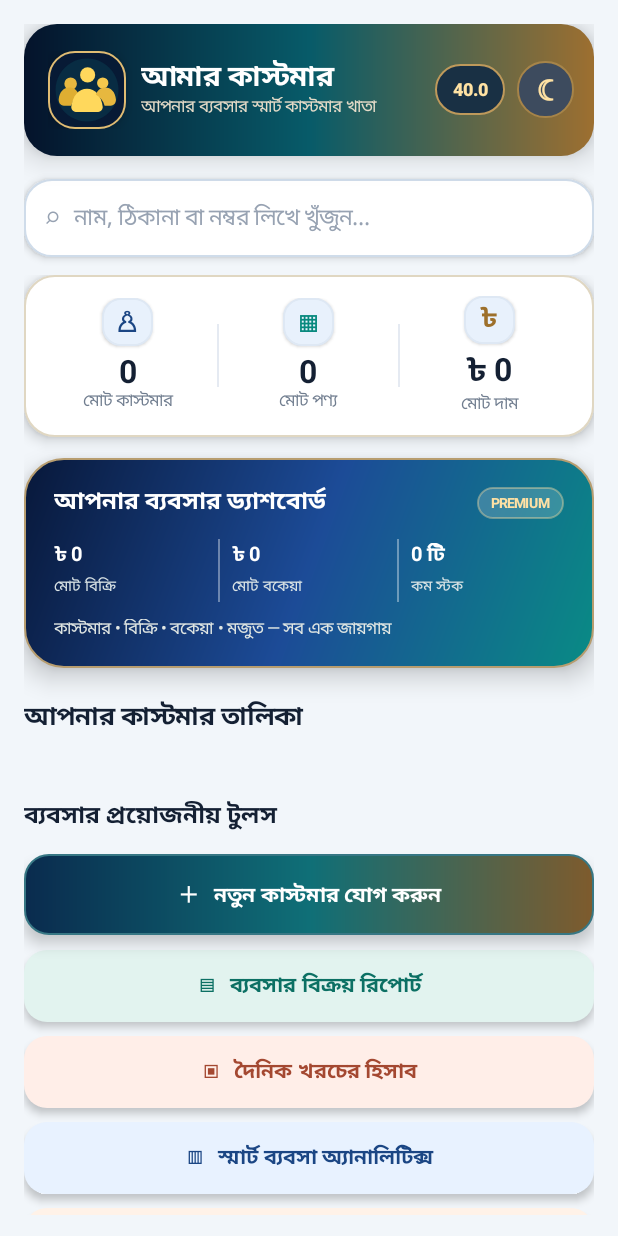
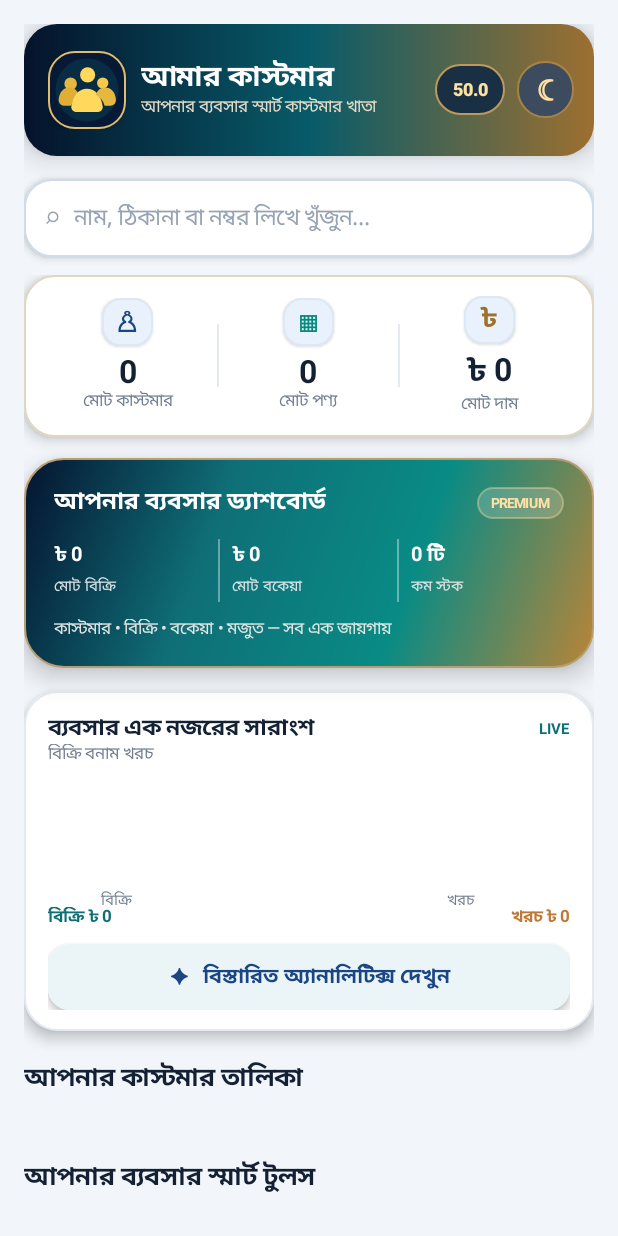
Before and after one commit to omarfaruk1997/amar-table-android, an Android app: the screen it shows after launch (MainActivity), on a phone screen of 412 x 824 dp. Run offline under Robolectric (Android 15) with nearby library versions, the phone set to English and light mode, and no system bars; 3 statements that could not run were skipped.

Commit message:
Release V50.0 ultimate premium design and business suite

```diff
--- a/app/build.gradle
+++ b/app/build.gradle
@@ -8,7 +8,7 @@ android {
         applicationId 'com.amarcustomer100.app'
         minSdk 23
         targetSdk 28
-        versionCode 50
-        versionName '40.0'
+        versionCode 60
+        versionName '50.0'
     }
 }
--- a/app/src/main/java/com/amarcustomer100/app/MainActivity.java
+++ b/app/src/main/java/com/amarcustomer100/app/MainActivity.java
@@ -4,6 +4,7 @@ import android.app.Activity;
 import android.app.AlertDialog;
 import android.content.Intent;
 import android.graphics.Color;
+import android.graphics.Canvas;
 import android.graphics.Paint;
 import android.graphics.pdf.PdfDocument;
 import android.graphics.Typeface;
@@ -33,7 +34,7 @@ public class MainActivity extends Activity {
     private int selectedCustomer = -1;
     private boolean darkMode = false;
     private int accentTheme = 0;
-    private static final int[] ACCENTS = {Color.rgb(15, 111, 119), Color.rgb(43, 91, 177), Color.rgb(132, 82, 155), Color.rgb(27, 132, 94)};
+    private static final int[] ACCENTS = {Color.rgb(15, 111, 119), Color.rgb(43, 91, 177), Color.rgb(132, 82, 155), Color.rgb(27, 132, 94), Color.rgb(190, 132, 42), Color.rgb(194, 76, 102), Color.rgb(54, 112, 145), Color.rgb(91, 103, 70)};
     private static final int REQUEST_BACKUP_EXPORT = 7101;
     private static final int REQUEST_BACKUP_IMPORT = 7102;
     private static final int REQUEST_REPORT_EXPORT = 7103;
@@ -193,9 +194,9 @@ public class MainActivity extends Activity {
         sub.setEllipsize(android.text.TextUtils.TruncateAt.END);
         titles.addView(sub);
         brand.addView(titles, new LinearLayout.LayoutParams(0, -2, 1));
-        TextView version = label("40.0", 12, true, Color.rgb(255, 226, 163));
+        TextView version = label("50.0", 12, true, Color.rgb(255, 226, 163));
         version.setGravity(Gravity.CENTER);
-        version.setContentDescription("অ্যাপ সংস্করণ ৪০.০");
+        version.setContentDescription("অ্যাপ সংস্করণ ৫০.০");
         version.setPadding(dp(11), dp(7), dp(11), dp(7));
         version.setTypeface(Typeface.create("sans-serif-medium", Typeface.BOLD));
         version.setBackground(shape(Color.rgb(25, 48, 68), Color.rgb(190, 153, 91), 20));
@@ -271,6 +272,7 @@ public class MainActivity extends Activity {
         dashParams.bottomMargin = dp(14);
         listArea.addView(dashboard, dashParams);
         addPremiumOverview();
+        addHomeInsights();
 
         TextView section = label("আপনার কাস্টমার তালিকা", 17, true, INK);
         LinearLayout.LayoutParams sectionParams = new LinearLayout.LayoutParams(-1, dp(36));
@@ -287,9 +289,9 @@ public class MainActivity extends Activity {
             if (!(name + " " + address + " " + phone).toLowerCase(Locale.ROOT).contains(q)) continue;
 
             LinearLayout card = column();
-            card.setPadding(dp(18), dp(17), dp(17), dp(16));
+            card.setPadding(dp(19), dp(18), dp(18), dp(17));
             card.setBackground(shape(Color.WHITE, Color.rgb(205, 219, 237), 24));
-            card.setElevation(dp(8));
+            card.setElevation(dp(6));
             card.setForeground(new RippleDrawable(ColorStateList.valueOf(Color.argb(38, 12, 82, 113)), null, shape(Color.WHITE, 0, 22)));
             View accentLine = new View(this);
             GradientDrawable accentGradient = new GradientDrawable(GradientDrawable.Orientation.LEFT_RIGHT,
@@ -389,7 +391,7 @@ public class MainActivity extends Activity {
         // Place the requested home actions at the bottom of the customer list.
         LinearLayout homeActions = column();
         homeActions.setPadding(0, dp(16), 0, dp(8));
-        TextView shortcutsTitle = label("ব্যবসার প্রয়োজনীয় টুলস", 16, true, INK);
+        TextView shortcutsTitle = label("আপনার ব্যবসার স্মার্ট টুলস", 17, true, INK);
         LinearLayout.LayoutParams shortcutsTitleParams = new LinearLayout.LayoutParams(-1, dp(34));
         shortcutsTitleParams.bottomMargin = dp(7);
         homeActions.addView(shortcutsTitle, shortcutsTitleParams);
@@ -473,8 +475,8 @@ public class MainActivity extends Activity {
         GradientDrawable gradient = new GradientDrawable(
                 GradientDrawable.Orientation.TL_BR,
                 darkMode
-                    ? new int[]{Color.rgb(19, 31, 62), Color.rgb(31, 72, 139), Color.rgb(9, 117, 123)}
-                    : new int[]{Color.rgb(8, 24, 58), Color.rgb(28, 75, 151), Color.rgb(9, 139, 133)});
+                    ? new int[]{Color.rgb(15, 25, 48), ACCENTS[accentTheme], Color.rgb(9, 117, 123)}
+                    : new int[]{Color.rgb(5, 20, 48), ACCENTS[accentTheme], Color.rgb(9, 139, 133), Color.rgb(185, 132, 55)});
         gradient.setCornerRadius(dp(26));
         gradient.setStroke(dp(1), darkMode ? Color.rgb(67, 103, 116) : Color.rgb(183, 157, 111));
         hero.setBackground(gradient);
@@ -519,6 +521,32 @@ public class MainActivity extends Activity {
         hero.setAlpha(0f);
         hero.setTranslationY(dp(8));
         hero.animate().alpha(1f).translationY(0f).setDuration(320).start();
+    }
+
+    private void addHomeInsights() {
+        double sales = sumAllTransactions("sale");
+        double expenseTotal = 0;
+        for (int i=0;i<expenses.length();i++) { JSONObject e=expenses.optJSONObject(i); if(e!=null) expenseTotal+=parseMoney(e.optString("amount")); }
+        LinearLayout panel=column(); panel.setPadding(dp(16),dp(15),dp(16),dp(14));
+        panel.setBackground(shape(darkMode?Color.rgb(27,39,56):Color.WHITE,BORDER,22)); panel.setElevation(dp(5));
+        LinearLayout head=row(); head.addView(label("ব্যবসার এক নজরের সারাংশ",15,true,INK),new LinearLayout.LayoutParams(0,-2,1)); head.addView(label("LIVE",10,true,ACCENTS[accentTheme])); panel.addView(head);
+        panel.addView(label("বিক্রি বনাম খরচ",11,false,MUTED));
+        View chart=new View(this) {
+            private final Paint p=new Paint(Paint.ANTI_ALIAS_FLAG);
+            @Override protected void onDraw(Canvas canvas) {
+                super.onDraw(canvas); float w=getWidth(),h=getHeight(),base=h-dp(8);
+                double max=Math.max(1,Math.max(sales,expenseTotal));
+                float sh=(float)(sales/max)*(h-dp(24)), eh=(float)(expenseTotal/max)*(h-dp(24));
+                p.setColor(ACCENTS[accentTheme]); canvas.drawRoundRect(dp(30),base-sh,dp(88),base,dp(9),dp(9),p);
+                p.setColor(Color.rgb(204,139,65)); canvas.drawRoundRect(w-dp(88),base-eh,w-dp(30),base,dp(9),dp(9),p);
+                p.setColor(themedText(MUTED)); p.setTextSize(dp(10)); canvas.drawText("বিক্রি",dp(35),h-dp(1),p); canvas.drawText("খরচ",w-dp(82),h-dp(1),p);
+            }
+        };
+        panel.addView(chart,new LinearLayout.LayoutParams(-1,dp(94)));
+        LinearLayout foot=row(); foot.addView(label("বিক্রি ৳ "+formatMoney(sales),11,true,ACCENTS[accentTheme]),new LinearLayout.LayoutParams(0,-2,1)); foot.addView(label("খরচ ৳ "+formatMoney(expenseTotal),11,true,Color.rgb(190,120,55))); panel.addView(foot);
+        TextView quick=action("✦   বিস্তারিত অ্যানালিটিক্স দেখুন",darkMode?Color.rgb(35,54,72):Color.rgb(235,244,247),darkMode?Color.rgb(210,229,244):BLUE,14);
+        LinearLayout.LayoutParams qp=new LinearLayout.LayoutParams(-1,dp(44)); qp.topMargin=dp(10); panel.addView(quick,qp); quick.setOnClickListener(v->showAnalytics("month"));
+        LinearLayout.LayoutParams pp=new LinearLayout.LayoutParams(-1,-2); pp.bottomMargin=dp(14); listArea.addView(panel,pp);
     }
 
     private void addHeroMetric(LinearLayout parent, String caption, String value) {
@@ -1780,6 +1808,13 @@ public class MainActivity extends Activity {
         addAnalyticsMetric(grid,"বিক্রি − খরচ (আনুমানিক)",periodTotal("sale",period)-periodExpenseTotal(period),ACCENTS[accentTheme]);
         LinearLayout.LayoutParams gp=new LinearLayout.LayoutParams(-1,-2); gp.topMargin=dp(12); gp.bottomMargin=dp(12); root.addView(grid,4,gp);
         listArea.removeAllViews();
+        listArea.addView(label("বিক্রির পারফরম্যান্স",16,true,INK));
+        LinearLayout performance=column(); performance.setPadding(dp(14),dp(13),dp(14),dp(13)); performance.setBackground(shape(Color.WHITE,BORDER,18)); performance.setElevation(dp(3));
+        double totalSales=periodTotal("sale",period), totalExpenses=periodExpenseTotal(period);
+        performance.addView(label("নির্বাচিত সময়ের মোট বিক্রি",12,false,MUTED));
+        performance.addView(label("৳ "+formatMoney(totalSales),22,true,ACCENTS[accentTheme]));
+        performance.addView(label("খরচ বাদে আনুমানিক ফলাফল  ৳ "+formatMoney(totalSales-totalExpenses),12,true,totalSales>=totalExpenses?TEAL:Color.rgb(190,75,65)));
+        LinearLayout.LayoutParams perfp=new LinearLayout.LayoutParams(-1,-2); perfp.bottomMargin=dp(12); listArea.addView(performance,perfp);
         listArea.addView(label("পণ্যভিত্তিক মজুত ও মূল্য",16,true,INK));
         java.util.HashMap<String,Integer> categories=new java.util.HashMap<>();
         for(JSONObject c:customers){JSONArray ps=c.optJSONArray("products"); if(ps==null)continue; for(int i=0;i<ps.length();i++){JSONObject p=ps.optJSONObject(i);if(p==null)continue;String cat=p.optString("category","অন্যান্য");categories.put(cat,categories.containsKey(cat)?categories.get(cat)+1:1);}}
@@ -1820,7 +1855,7 @@ public class MainActivity extends Activity {
     }
 
     private void showThemePicker(){
-        String[] names={"সমুদ্র নীল","রাজকীয় নীল","বেগুনি","প্রকৃতি সবুজ"};
+        String[] names={"সমুদ্র নীল","রাজকীয় নীল","বেগুনি","প্রকৃতি সবুজ","গোল্ডেন অ্যাম্বার","রোজ পিংক","স্লেট ব্লু","অলিভ ন্যাচার"};
         new AlertDialog.Builder(this).setTitle("আপনার পছন্দের থিম").setSingleChoiceItems(names,accentTheme,(d,which)->{accentTheme=which;getPreferences(MODE_PRIVATE).edit().putInt("accent_theme",which).apply();d.dismiss();showCustomers();}).setNegativeButton("বন্ধ",null).show();
     }
 
@@ -1842,7 +1877,9 @@ public class MainActivity extends Activity {
     }
 
     private void showBackupOptions() {
-        new AlertDialog.Builder(this).setTitle("তথ্য ব্যাকআপ ও পুনরুদ্ধার")
+        long lastBackup=getPreferences(MODE_PRIVATE).getLong("last_backup_success",0);
+        String backupStatus=lastBackup==0?"এখনো কোনো সফল ব্যাকআপ নেই":"সর্বশেষ ব্যাকআপ: "+new java.text.SimpleDateFormat("dd MMM yyyy, hh:mm a",Locale.getDefault()).format(new java.util.Date(lastBackup));
+        new AlertDialog.Builder(this).setTitle("তথ্য ব্যাকআপ ও পুনরুদ্ধার").setMessage(backupStatus)
             .setItems(new String[]{"ব্যাকআপ তৈরি করুন", "ব্যাকআপ থেকে তথ্য ফিরিয়ে আনুন"}, (dialog, which) -> {
                 if (which == 0) createBackupFile(); else chooseBackupFile();
             }).setNegativeButton("বন্ধ", null).show();
@@ -1877,7 +1914,8 @@ public class MainActivity extends Activity {
             try {
                 JSONObject backup = new JSONObject();
                 backup.put("app", "Amar Customer");
-                backup.put("version", 1);
+                backup.put("version", 2);
+                backup.put("backupFormat", "AmarCustomer50");
                 backup.put("createdAt", System.currentTimeMillis());
                 JSONArray saved = new JSONArray();
                 for (JSONObject customer : customers) saved.put(customer);
@@ -1888,6 +1926,7 @@ public class MainActivity extends Activity {
                     out.write(backup.toString(2).getBytes(StandardCharsets.UTF_8));
                     out.flush();
                 }
+                getPreferences(MODE_PRIVATE).edit().putLong("last_backup_success", System.currentTimeMillis()).apply();
                 Toast.makeText(this, "ব্যাকআপ সফলভাবে সংরক্ষণ হয়েছে।", Toast.LENGTH_LONG).show();
             } catch (Exception e) {
                 Toast.makeText(this, "ব্যাকআপ সংরক্ষণ ব্যর্থ হয়েছে।", Toast.LENGTH_LONG).show();
```
